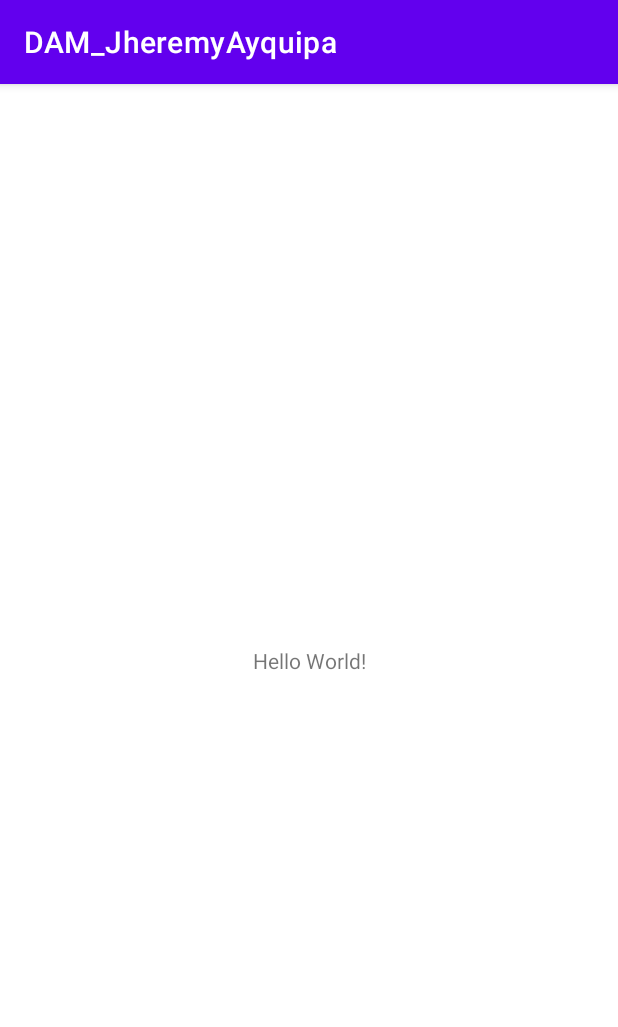
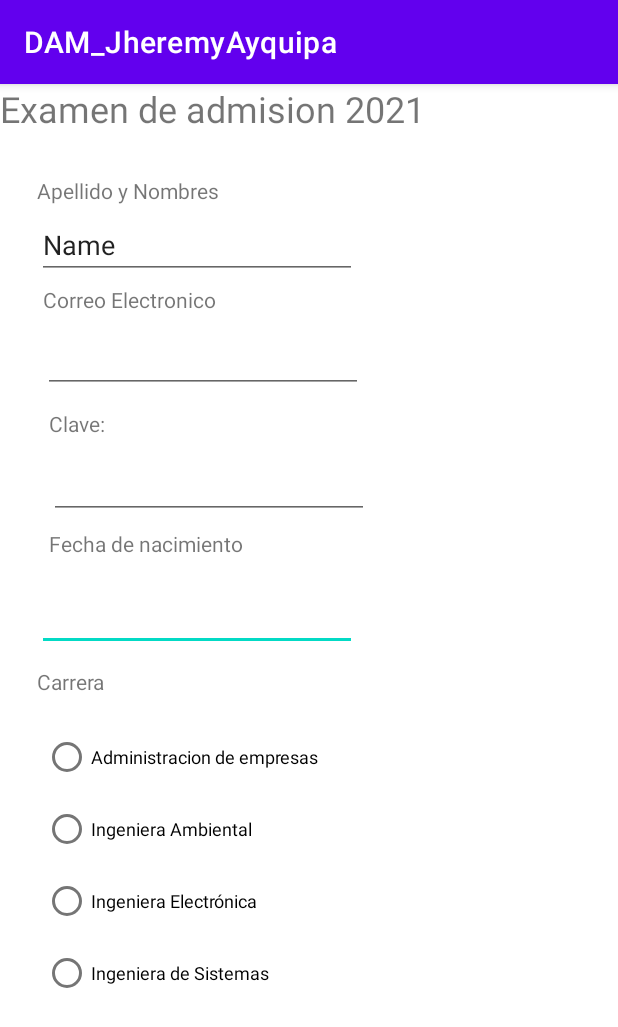
Before and after one commit to JhelolXD/DAM_JheremyAyquipa_UC2, an Android app: the screen it shows after launch (MainActivity), on a phone screen of 412 x 824 dp. Shown: the top 1027 px of the screen. Run offline under Robolectric (Android 15) with nearby library versions, the phone set to English and light mode, and no system bars.

Commit message:
Segundo Commit

```diff
--- a/app/src/main/res/layout/activity_main.xml
+++ b/app/src/main/res/layout/activity_main.xml
@@ -7,12 +7,144 @@
     tools:context=".MainActivity">
 
     <TextView
+        android:id="@+id/textView2"
         android:layout_width="wrap_content"
         android:layout_height="wrap_content"
-        android:text="Hello World!"
+        android:layout_marginStart="4dp"
+        android:layout_marginTop="4dp"
+        android:text="Correo Electronico"
+        app:layout_constraintStart_toStartOf="@+id/textView"
+        app:layout_constraintTop_toBottomOf="@+id/editTextTextPersonName" />
+
+    <TextView
+        android:id="@+id/textView4"
+        android:layout_width="wrap_content"
+        android:layout_height="wrap_content"
+        android:layout_marginStart="8dp"
+        android:layout_marginTop="216dp"
+        android:text="Fecha de nacimiento"
+        app:layout_constraintStart_toStartOf="@+id/textView"
+        app:layout_constraintTop_toBottomOf="@+id/textView" />
+
+    <EditText
+        android:id="@+id/editTextDate"
+        android:layout_width="wrap_content"
+        android:layout_height="wrap_content"
+        android:layout_marginTop="252dp"
+        android:ems="10"
+        android:inputType="date"
+        app:layout_constraintStart_toStartOf="@+id/textView"
+        app:layout_constraintTop_toBottomOf="@+id/textView" />
+
+    <TextView
+        android:id="@+id/textView"
+        android:layout_width="wrap_content"
+        android:layout_height="wrap_content"
+        android:text="Apellido y Nombres"
         app:layout_constraintBottom_toBottomOf="parent"
         app:layout_constraintEnd_toEndOf="parent"
+        app:layout_constraintHorizontal_bias="0.086"
         app:layout_constraintStart_toStartOf="parent"
-        app:layout_constraintTop_toTopOf="parent" />
+        app:layout_constraintTop_toTopOf="parent"
+        app:layout_constraintVertical_bias="0.082" />
+
+    <EditText
+        android:id="@+id/editTextTextEmailAddress"
+        android:layout_width="wrap_content"
+        android:layout_height="wrap_content"
+        android:layout_marginStart="4dp"
+        android:layout_marginTop="80dp"
+        android:ems="10"
+        android:inputType="textEmailAddress"
+        app:layout_constraintStart_toStartOf="@+id/textView"
+        app:layout_constraintTop_toBottomOf="@+id/textView" />
+
+    <TextView
+        android:id="@+id/textView5"
+        android:layout_width="wrap_content"
+        android:layout_height="wrap_content"
+        android:layout_marginTop="308dp"
+        android:text="Carrera"
+        app:layout_constraintStart_toStartOf="@+id/textView"
+        app:layout_constraintTop_toBottomOf="@+id/textView" />
+
+    <EditText
+        android:id="@+id/editTextTextPassword"
+        android:layout_width="wrap_content"
+        android:layout_height="wrap_content"
+        android:layout_marginStart="8dp"
+        android:layout_marginTop="164dp"
+        android:ems="10"
+        android:inputType="textPassword"
+        app:layout_constraintStart_toStartOf="@+id/textView"
+        app:layout_constraintTop_toBottomOf="@+id/textView" />
+
+    <EditText
+        android:id="@+id/editTextTextPersonName"
+        android:layout_width="wrap_content"
+        android:layout_height="wrap_content"
+        android:layout_marginTop="4dp"
+        android:ems="10"
+        android:inputType="textPersonName"
+        android:text="Name"
+        app:layout_constraintStart_toStartOf="@+id/textView"
+        app:layout_constraintTop_toBottomOf="@+id/textView" />
+
+    <TextView
+        android:id="@+id/textView3"
+        android:layout_width="wrap_content"
+        android:layout_height="wrap_content"
+        android:layout_marginStart="8dp"
+        android:layout_marginTop="136dp"
+        android:text="Clave:"
+        app:layout_constraintStart_toStartOf="@+id/textView"
+        app:layout_constraintTop_toBottomOf="@+id/textView" />
+
+    <RadioGroup
+        android:layout_width="224dp"
+        android:layout_height="192dp"
+        android:layout_marginStart="4dp"
+        android:layout_marginTop="344dp"
+        android:orientation="vertical"
+        app:layout_constraintStart_toStartOf="@+id/textView"
+        app:layout_constraintTop_toBottomOf="@+id/textView">
+
+        <RadioButton
+            android:id="@+id/radioButton"
+            android:layout_width="wrap_content"
+            android:layout_height="wrap_content"
+            android:text="@string/administracion_empresas"
+            android:textSize="12sp" />
+
+        <RadioButton
+            android:id="@+id/radioButton2"
+            android:layout_width="wrap_content"
+            android:layout_height="wrap_content"
+            android:text="@string/ingenieria_ambiental"
+            android:textSize="12sp" />
+
+        <RadioButton
+            android:id="@+id/radioButton3"
+            android:layout_width="wrap_content"
+            android:layout_height="wrap_content"
+            android:text="@string/ingeniera_electronica"
+            android:textSize="12sp" />
+
+        <RadioButton
+            android:id="@+id/radioButton4"
+            android:layout_width="wrap_content"
+            android:layout_height="wrap_content"
+            android:text="@string/ingenieria_sistemas"
+            android:textSize="12sp" />
+    </RadioGroup>
+
+    <TextView
+        android:id="@+id/textView6"
+        android:layout_width="300dp"
+        android:layout_height="42dp"
+        android:text="@string/examen_admision"
+        android:textSize="24sp"
+        tools:layout_editor_absoluteX="25dp"
+        tools:layout_editor_absoluteY="16dp" />
 
 </androidx.constraintlayout.widget.ConstraintLayout>
--- a/app/src/main/res/values/strings.xml
+++ b/app/src/main/res/values/strings.xml
@@ -1,3 +1,8 @@
 <resources>
     <string name="app_name">DAM_JheremyAyquipa</string>
+    <string name="ingenieria_sistemas">Ingeniera de Sistemas</string>
+    <string name="ingeniera_electronica">Ingeniera Electrónica</string>
+    <string name="ingenieria_ambiental">Ingeniera Ambiental</string>
+    <string name="administracion_empresas">Administracion de empresas</string>
+    <string name="examen_admision">Examen de admision 2021</string>
 </resources>
```
